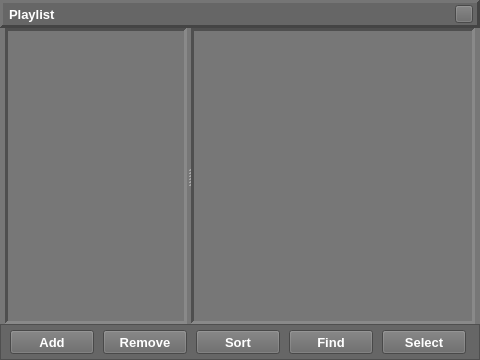
First picture: the form in source/ui/playlistwindow/tp_playlistwindow.ui, repository ZXfkSIE/ThousandPlayer, before the edit.
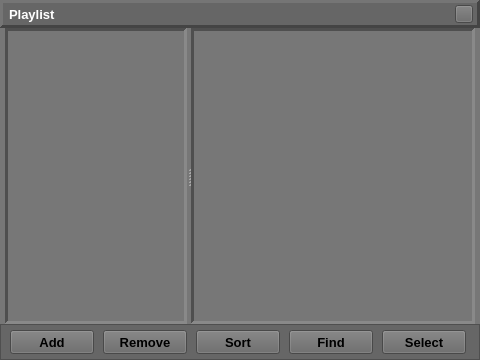
Second picture: the form after the edit. Custom widgets are drawn as their Qt base class.

```diff
--- a/source/ui/playlistwindow/tp_playlistwindow.ui
+++ b/source/ui/playlistwindow/tp_playlistwindow.ui
@@ -318,9 +318,6 @@
         <property name="mouseTracking">
          <bool>true</bool>
         </property>
-        <property name="styleSheet">
-         <string notr="true">color: rgb(255, 255, 255);</string>
-        </property>
         <property name="text">
          <string>Add</string>
         </property>
@@ -356,9 +353,6 @@
         <property name="mouseTracking">
          <bool>true</bool>
         </property>
-        <property name="styleSheet">
-         <string notr="true">color: rgb(255, 255, 255);</string>
-        </property>
         <property name="text">
          <string>Remove</string>
         </property>
@@ -394,9 +388,6 @@
         <property name="mouseTracking">
          <bool>true</bool>
         </property>
-        <property name="styleSheet">
-         <string notr="true">color: rgb(255, 255, 255);</string>
-        </property>
         <property name="text">
          <string>Sort</string>
         </property>
@@ -432,9 +423,6 @@
         <property name="mouseTracking">
          <bool>true</bool>
         </property>
-        <property name="styleSheet">
-         <string notr="true">color: rgb(255, 255, 255);</string>
-        </property>
         <property name="text">
          <string>Find</string>
         </property>
@@ -470,9 +458,6 @@
         <property name="mouseTracking">
          <bool>true</bool>
         </property>
-        <property name="styleSheet">
-         <string notr="true">color: rgb(255, 255, 255);</string>
-        </property>
         <property name="text">
          <string>Select</string>
         </property>
@@ -520,7 +505,12 @@
   <customwidget>
    <class>TP_PlaylistsWidget</class>
    <extends>QListWidget</extends>
-   <header location="global">tp_playlistswidget.h</header>
+   <header>tp_playlistswidget.h</header>
+  </customwidget>
+  <customwidget>
+   <class>TP_PushButton</class>
+   <extends>QPushButton</extends>
+   <header>tp_pushbutton.h</header>
   </customwidget>
  </customwidgets>
  <resources/>
```
Left out of the diff: 16 changed lines with no effect on the pictures.
